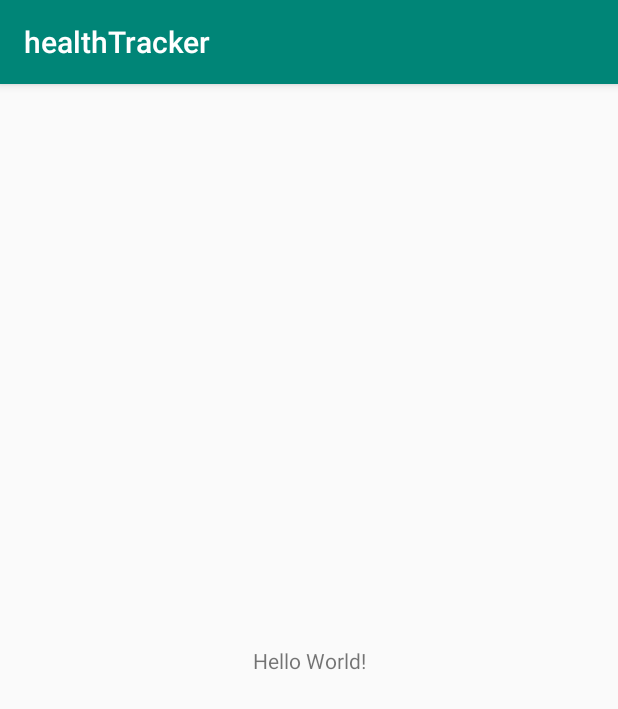
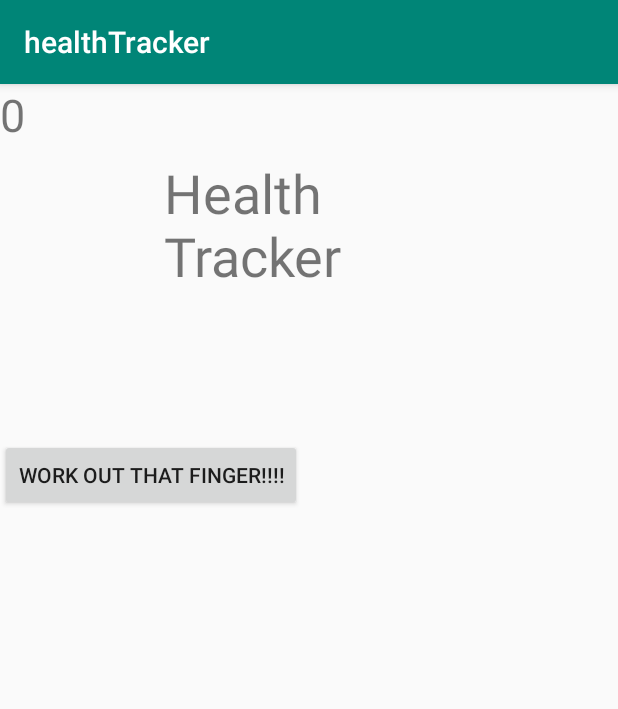
Before and after one commit to Tw1stedRain/healthtracker, an Android app: the screen it shows after launch (MainActivity), on a phone screen of 412 x 824 dp. Shown: the top 709 px of the screen. Run offline under Robolectric (Android 15) with nearby library versions, the phone set to English and light mode, and no system bars.

Commit message:
button counter is working

```diff
--- a/app/src/main/AndroidManifest.xml
+++ b/app/src/main/AndroidManifest.xml
@@ -1,6 +1,6 @@
 <?xml version="1.0" encoding="utf-8"?>
 <manifest xmlns:android="http://schemas.android.com/apk/res/android"
-    package="com.example.healthtracker" >
+    package="com.example.healthtracker">
 
     <application
         android:allowBackup="true"
@@ -8,8 +8,8 @@
         android:label="@string/app_name"
         android:roundIcon="@mipmap/ic_launcher_round"
         android:supportsRtl="true"
-        android:theme="@style/AppTheme" >
-        <activity android:name=".MainActivity" >
+        android:theme="@style/AppTheme">
+        <activity android:name=".MainActivity">
             <intent-filter>
                 <action android:name="android.intent.action.MAIN" />
 
--- a/app/src/main/java/com/example/healthtracker/MainActivity.java
+++ b/app/src/main/java/com/example/healthtracker/MainActivity.java
@@ -1,13 +1,37 @@
 package com.example.healthtracker;
 
 import androidx.appcompat.app.AppCompatActivity;
+
 import android.os.Bundle;
+import android.view.View;
+import android.widget.Button;
+import android.widget.TextView;
 
 public class MainActivity extends AppCompatActivity {
+
+        TextView numCounter;
+        Button countUp;
+
+        int counter = 0;
 
     @Override
     protected void onCreate(Bundle savedInstanceState) {
         super.onCreate(savedInstanceState);
         setContentView(R.layout.activity_main);
+
+        numCounter = findViewById(R.id.incrementor);
+        countUp = findViewById(R.id.countUp);
+
+        numCounter.setText("0");
+
+        countUp.setOnClickListener(new View.OnClickListener() {
+            @Override
+            public void onClick(View v) {
+                counter = counter + 1;
+                numCounter.setText(String.valueOf(counter));
+            }
+        });
+
     }
+
 }
--- a/app/src/main/res/layout/activity_main.xml
+++ b/app/src/main/res/layout/activity_main.xml
@@ -1,19 +1,40 @@
 <?xml version="1.0" encoding="utf-8"?>
-<androidx.constraintlayout.widget.ConstraintLayout
-    xmlns:android="http://schemas.android.com/apk/res/android"
+<androidx.constraintlayout.widget.ConstraintLayout xmlns:android="http://schemas.android.com/apk/res/android"
+    xmlns:app="http://schemas.android.com/apk/res-auto"
     xmlns:tools="http://schemas.android.com/tools"
-    xmlns:app="http://schemas.android.com/apk/res-auto"
     android:layout_width="match_parent"
     android:layout_height="match_parent"
     tools:context=".MainActivity">
 
     <TextView
-        android:layout_width="wrap_content"
-        android:layout_height="wrap_content"
-        android:text="Hello World!"
+        android:layout_width="194dp"
+        android:layout_height="123dp"
+        android:text="Health Tracker"
+        android:textSize="36sp"
         app:layout_constraintBottom_toBottomOf="parent"
         app:layout_constraintLeft_toLeftOf="parent"
         app:layout_constraintRight_toRightOf="parent"
-        app:layout_constraintTop_toTopOf="parent" />
+        app:layout_constraintTop_toTopOf="parent"
+        app:layout_constraintVertical_bias="0.074" />
+
+    <Button
+        android:id="@+id/countUp"
+        android:layout_width="wrap_content"
+        android:layout_height="wrap_content"
+        android:layout_marginTop="8dp"
+        android:layout_marginBottom="296dp"
+        android:text="Work out that FINGER!!!!"
+        app:layout_constraintBottom_toBottomOf="parent"
+        app:layout_constraintTop_toBottomOf="@+id/incrementor"
+        tools:layout_editor_absoluteX="103dp" />
+
+    <TextView
+        android:id="@+id/incrementor"
+        android:layout_width="wrap_content"
+        android:layout_height="wrap_content"
+        android:text="Click Count: 0"
+        android:textSize="30sp"
+        tools:layout_editor_absoluteX="175dp"
+        tools:layout_editor_absoluteY="281dp" />
 
 </androidx.constraintlayout.widget.ConstraintLayout>
--- a/app/src/main/res/mipmap-anydpi-v26/ic_launcher.xml
+++ b/app/src/main/res/mipmap-anydpi-v26/ic_launcher.xml
@@ -1,5 +1,5 @@
 <?xml version="1.0" encoding="utf-8"?>
 <adaptive-icon xmlns:android="http://schemas.android.com/apk/res/android">
-    <background android:drawable="@drawable/ic_launcher_background"/>
-    <foreground android:drawable="@drawable/ic_launcher_foreground"/>
+    <background android:drawable="@drawable/ic_launcher_background" />
+    <foreground android:drawable="@drawable/ic_launcher_foreground" />
 </adaptive-icon>
--- a/app/src/main/res/mipmap-anydpi-v26/ic_launcher_round.xml
+++ b/app/src/main/res/mipmap-anydpi-v26/ic_launcher_round.xml
@@ -1,5 +1,5 @@
 <?xml version="1.0" encoding="utf-8"?>
 <adaptive-icon xmlns:android="http://schemas.android.com/apk/res/android">
-    <background android:drawable="@drawable/ic_launcher_background"/>
-    <foreground android:drawable="@drawable/ic_launcher_foreground"/>
+    <background android:drawable="@drawable/ic_launcher_background" />
+    <foreground android:drawable="@drawable/ic_launcher_foreground" />
 </adaptive-icon>
--- a/gradle.properties
+++ b/gradle.properties
@@ -1,21 +1,16 @@
 # Project-wide Gradle settings.
-
 # IDE (e.g. Android Studio) users:
 # Gradle settings configured through the IDE *will override*
 # any settings specified in this file.
-
 # For more details on how to configure your build environment visit
 # http://www.gradle.org/docs/current/userguide/build_environment.html
-
 # Specifies the JVM arguments used for the daemon process.
 # The setting is particularly useful for tweaking memory settings.
 org.gradle.jvmargs=-Xmx1536m
-
 # When configured, Gradle will run in incubating parallel mode.
 # This option should only be used with decoupled projects. More details, visit
 # http://www.gradle.org/docs/current/userguide/multi_project_builds.html#sec:decoupled_projects
 # org.gradle.parallel=true
-
 # AndroidX package structure to make it clearer which packages are bundled with the
 # Android operating system, and which are packaged with your app's APK
 # https://developer.android.com/topic/libraries/support-library/androidx-rn
```
Also changed, not shown: app/src/main/res/drawable-v24/ic_launcher_foreground.xml (+6 -6 lines), app/src/main/res/drawable/ic_launcher_background.xml (+166 -70 lines), 2 other files.
